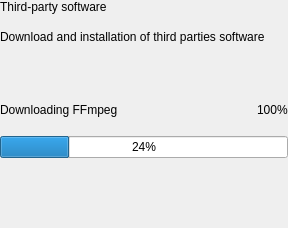
Before: the Qt Designer form ui/designer/ui_third_party_install_widget.ui in herlegon/hinstall-wss-gui, drawn with Qt 5.
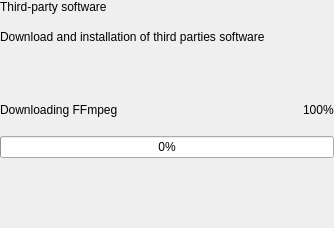
After: the same form once the commit is applied.

What changed in the file:
```diff
--- a/ui/designer/ui_third_party_install_widget.ui
+++ b/ui/designer/ui_third_party_install_widget.ui
@@ -6,7 +6,7 @@
    <rect>
     <x>0</x>
     <y>0</y>
-    <width>288</width>
+    <width>334</width>
     <height>228</height>
    </rect>
   </property>
@@ -82,7 +82,7 @@
      <item>
       <widget class="QProgressBar" name="progress_bar">
        <property name="value">
-        <number>24</number>
+        <number>0</number>
        </property>
       </widget>
      </item>
```
